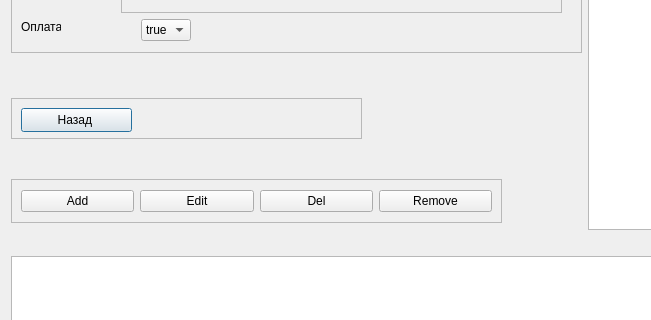
First picture: the form in course2/order.ui, repository Sushakkk/Course-work-DB, before the edit; both pictures show x 0 to 651 and y 402 to 722 of the 1470 by 810 pixel window.
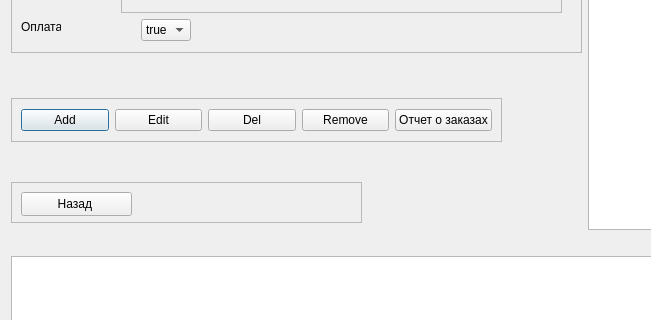
Second picture: the form after the edit.

Commit message: отчет и форма Клиенты, добавление менеджера, передача параметра user

The edit to the form file:
```diff
--- a/course2/order.ui
+++ b/course2/order.ui
@@ -6,7 +6,7 @@
    <rect>
     <x>0</x>
     <y>0</y>
-    <width>1396</width>
+    <width>1466</width>
     <height>810</height>
    </rect>
   </property>
@@ -170,41 +170,6 @@
     </widget>
    </item>
    <item row="1" column="0">
-    <widget class="QFrame" name="frame_4">
-     <property name="minimumSize">
-      <size>
-       <width>351</width>
-       <height>41</height>
-      </size>
-     </property>
-     <property name="maximumSize">
-      <size>
-       <width>351</width>
-       <height>41</height>
-      </size>
-     </property>
-     <property name="frameShape">
-      <enum>QFrame::StyledPanel</enum>
-     </property>
-     <property name="frameShadow">
-      <enum>QFrame::Raised</enum>
-     </property>
-     <widget class="QPushButton" name="btnBack">
-      <property name="geometry">
-       <rect>
-        <x>10</x>
-        <y>10</y>
-        <width>111</width>
-        <height>24</height>
-       </rect>
-      </property>
-      <property name="text">
-       <string>Назад </string>
-      </property>
-     </widget>
-    </widget>
-   </item>
-   <item row="2" column="0">
     <widget class="QFrame" name="frame_3">
      <property name="maximumSize">
       <size>
@@ -247,9 +212,51 @@
         </property>
        </widget>
       </item>
+      <item>
+       <widget class="QPushButton" name="btnReport_order">
+        <property name="text">
+         <string>Отчет о заказах</string>
+        </property>
+       </widget>
+      </item>
      </layout>
     </widget>
    </item>
+   <item row="2" column="0">
+    <widget class="QFrame" name="frame_4">
+     <property name="minimumSize">
+      <size>
+       <width>351</width>
+       <height>41</height>
+      </size>
+     </property>
+     <property name="maximumSize">
+      <size>
+       <width>351</width>
+       <height>41</height>
+      </size>
+     </property>
+     <property name="frameShape">
+      <enum>QFrame::StyledPanel</enum>
+     </property>
+     <property name="frameShadow">
+      <enum>QFrame::Raised</enum>
+     </property>
+     <widget class="QPushButton" name="btnBack">
+      <property name="geometry">
+       <rect>
+        <x>10</x>
+        <y>10</y>
+        <width>111</width>
+        <height>24</height>
+       </rect>
+      </property>
+      <property name="text">
+       <string>Назад </string>
+      </property>
+     </widget>
+    </widget>
+   </item>
    <item row="3" column="0" colspan="2">
     <widget class="QTextEdit" name="teResult">
      <property name="sizePolicy">
```
Left out of the diff: 20 changed lines with no effect on the pictures. The commit also changes 37 other files.
